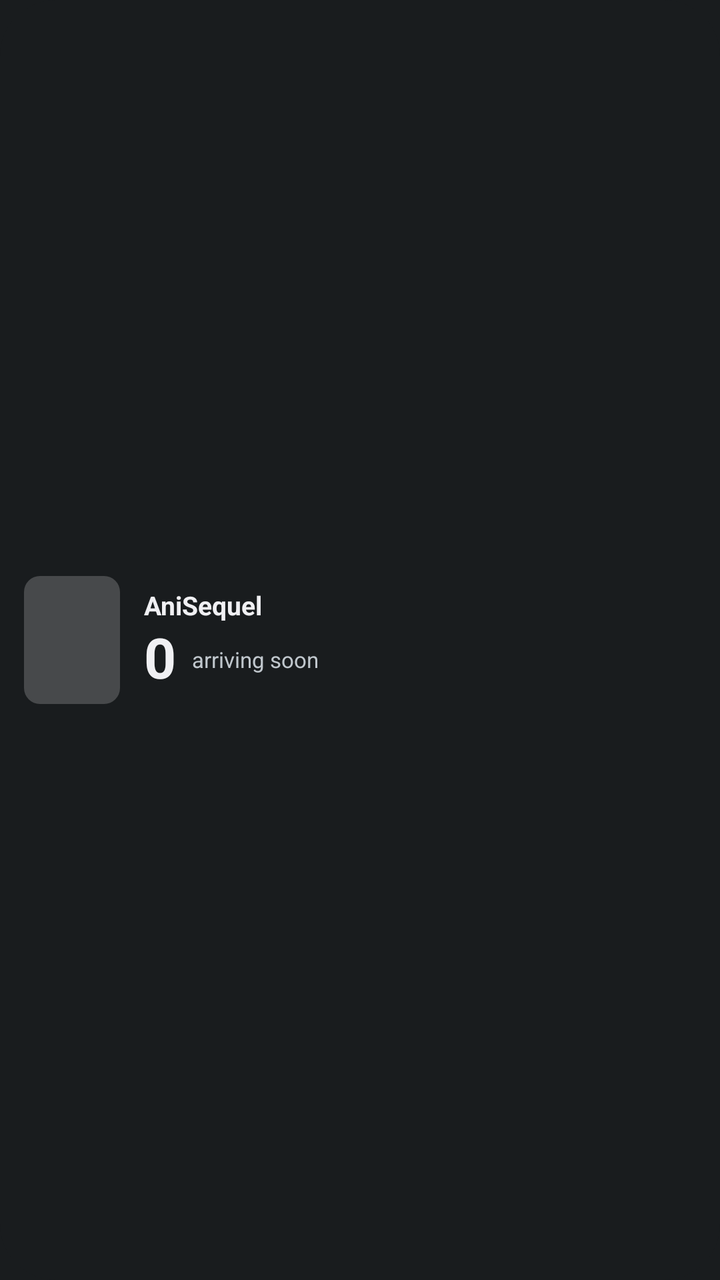
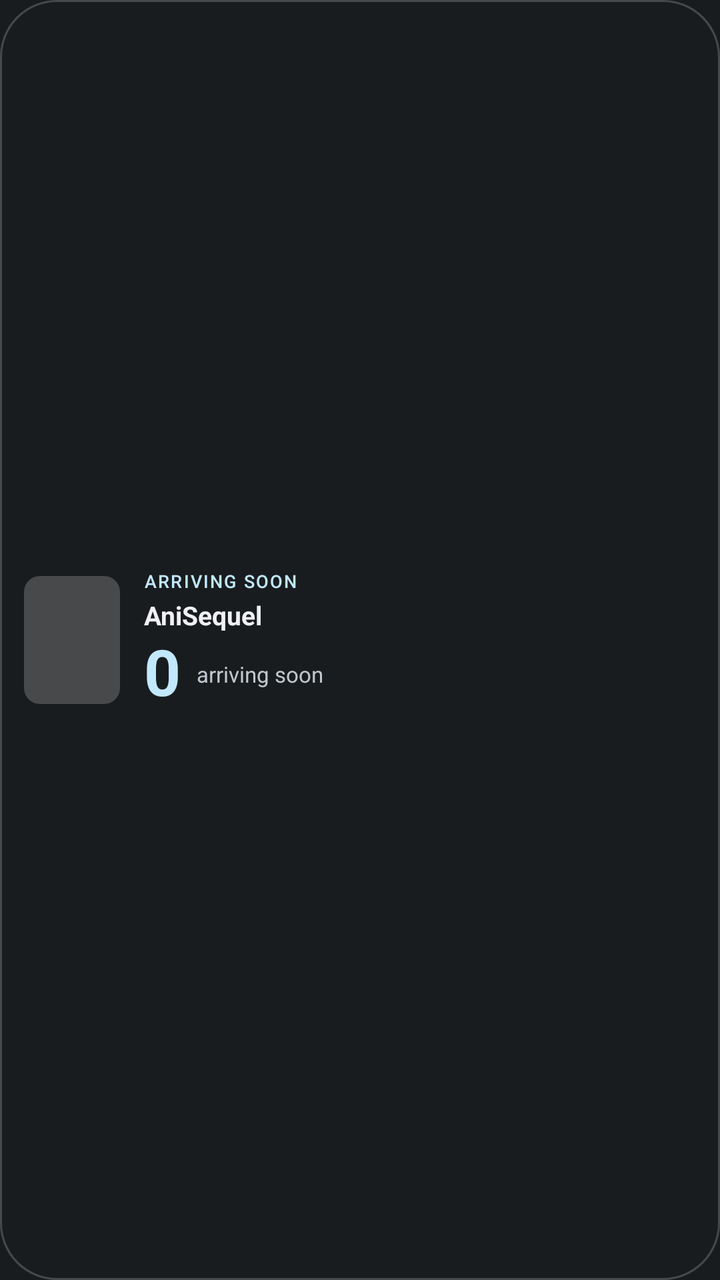

Two renders of the same Android screen: before a commit and after it. Below are the layout's source before the change and the commit's diff.
<!-- AndroidManifest.xml: application theme Theme.MyApplication -->
<!-- res/layout/widget_arriving_sequels.xml -->
<?xml version="1.0" encoding="utf-8"?>
<FrameLayout xmlns:android="http://schemas.android.com/apk/res/android"
    android:id="@+id/widget_arriving_root"
    android:layout_width="match_parent"
    android:layout_height="match_parent"
    android:background="@drawable/widget_background">

    <LinearLayout
        android:layout_width="match_parent"
        android:layout_height="match_parent"
        android:gravity="center_vertical"
        android:orientation="horizontal"
        android:padding="12dp">

        <ImageView
            android:id="@+id/widget_arriving_cover"
            android:layout_width="48dp"
            android:layout_height="64dp"
            android:background="@drawable/widget_cover_placeholder"
            android:contentDescription="@null"
            android:scaleType="centerCrop" />

        <LinearLayout
            android:layout_width="0dp"
            android:layout_height="wrap_content"
            android:layout_marginStart="12dp"
            android:layout_weight="1"
            android:orientation="vertical">

            <TextView
                android:id="@+id/widget_arriving_title"
                android:layout_width="match_parent"
                android:layout_height="wrap_content"
                android:ellipsize="end"
                android:maxLines="1"
                android:text="@string/app_name"
                android:textColor="?android:attr/textColorPrimary"
                android:textSize="13sp"
                android:textStyle="bold" />

            <LinearLayout
                android:layout_width="wrap_content"
                android:layout_height="wrap_content"
                android:layout_marginTop="2dp"
                android:gravity="center_vertical"
                android:orientation="horizontal">

                <TextView
                    android:id="@+id/widget_arriving_count"
                    android:layout_width="wrap_content"
                    android:layout_height="wrap_content"
                    android:includeFontPadding="false"
                    android:text="0"
                    android:textColor="?android:attr/textColorPrimary"
                    android:textSize="28sp"
                    android:textStyle="bold" />

                <TextView
                    android:id="@+id/widget_arriving_caption"
                    android:layout_width="wrap_content"
                    android:layout_height="wrap_content"
                    android:layout_marginStart="8dp"
                    android:text="@string/widget_arriving_caption"
                    android:textColor="?android:attr/textColorSecondary"
                    android:textSize="11sp" />
            </LinearLayout>

            <TextView
                android:id="@+id/widget_arriving_username"
                android:layout_width="match_parent"
                android:layout_height="wrap_content"
                android:layout_marginTop="2dp"
                android:ellipsize="end"
                android:maxLines="1"
                android:textColor="?android:attr/textColorSecondary"
                android:textSize="10sp"
                android:visibility="gone" />
        </LinearLayout>
    </LinearLayout>
</FrameLayout>
<!-- resources referenced by this layout -->
<resources>
  <!-- drawable widget_background (drawable) -->
  <?xml version="1.0" encoding="utf-8"?>
  <shape xmlns:android="http://schemas.android.com/apk/res/android"
      android:shape="rectangle">
      <corners android:radius="@android:dimen/system_app_widget_background_radius" />
      <solid android:color="?android:attr/colorBackground" />
  </shape>
  <!-- drawable widget_cover_placeholder (drawable) -->
  <?xml version="1.0" encoding="utf-8"?>
  <shape xmlns:android="http://schemas.android.com/apk/res/android"
      android:shape="rectangle">
      <corners android:radius="8dp" />
      <solid android:color="?android:attr/colorControlHighlight" />
  </shape>
  <string name="app_name">AniSequel</string>
  <string name="widget_arriving_caption">arriving soon</string>
  <style name="Theme.MyApplication" parent="android:Theme.DeviceDefault.NoActionBar" />
</resources>

<!-- the commit's change to res/layout/widget_arriving_sequels.xml (unified diff, before → after) -->
@@ -28,6 +28,18 @@
             android:orientation="vertical">
 
             <TextView
+                android:layout_width="match_parent"
+                android:layout_height="wrap_content"
+                android:layout_marginBottom="2dp"
+                android:ellipsize="end"
+                android:fontFamily="sans-serif-medium"
+                android:letterSpacing="0.08"
+                android:maxLines="1"
+                android:text="@string/widget_arriving_kicker"
+                android:textColor="?android:attr/colorAccent"
+                android:textSize="9sp" />
+
+            <TextView
                 android:id="@+id/widget_arriving_title"
                 android:layout_width="match_parent"
                 android:layout_height="wrap_content"
@@ -51,8 +63,8 @@
                     android:layout_height="wrap_content"
                     android:includeFontPadding="false"
                     android:text="0"
-                    android:textColor="?android:attr/textColorPrimary"
-                    android:textSize="28sp"
+                    android:textColor="?android:attr/colorAccent"
+                    android:textSize="32sp"
                     android:textStyle="bold" />
 
                 <TextView
<!-- resource entries referenced after the edit -->
@@ -6,6 +6,10 @@
       android:shape="rectangle">
       <corners android:radius="@android:dimen/system_app_widget_background_radius" />
       <solid android:color="?android:attr/colorBackground" />
+      
+      <stroke
+          android:width="1dp"
+          android:color="?android:attr/colorControlHighlight" />
   </shape>
   <!-- drawable widget_cover_placeholder (drawable) -->
   <?xml version="1.0" encoding="utf-8"?>
@@ -16,6 +20,7 @@
   </shape>
   <string name="app_name">AniSequel</string>
   <string name="widget_arriving_caption">arriving soon</string>
+  <string name="widget_arriving_kicker">ARRIVING SOON</string>
   <style name="Theme.MyApplication" parent="android:Theme.DeviceDefault.NoActionBar" />
 </resources>
 
